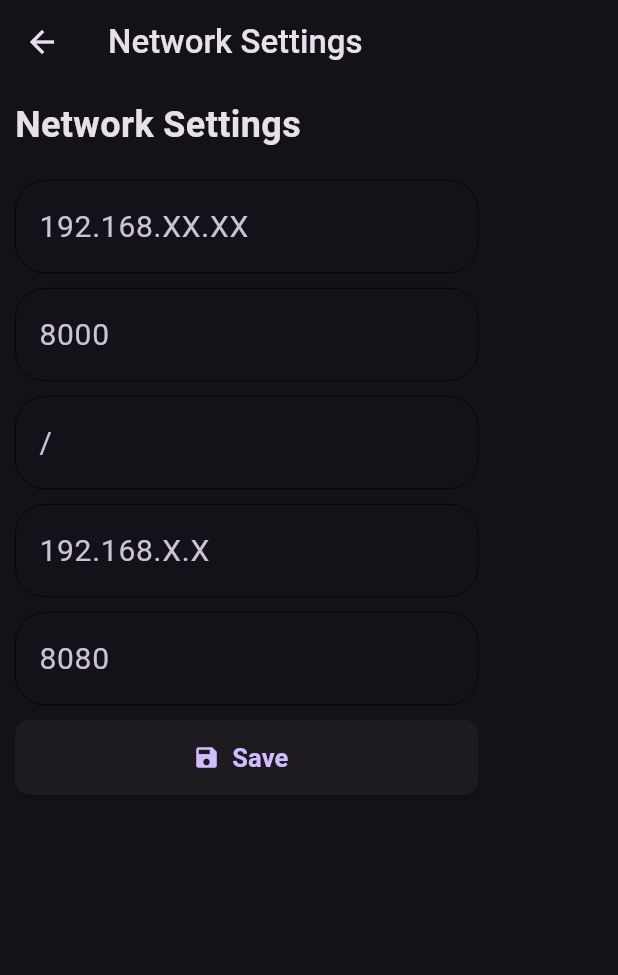
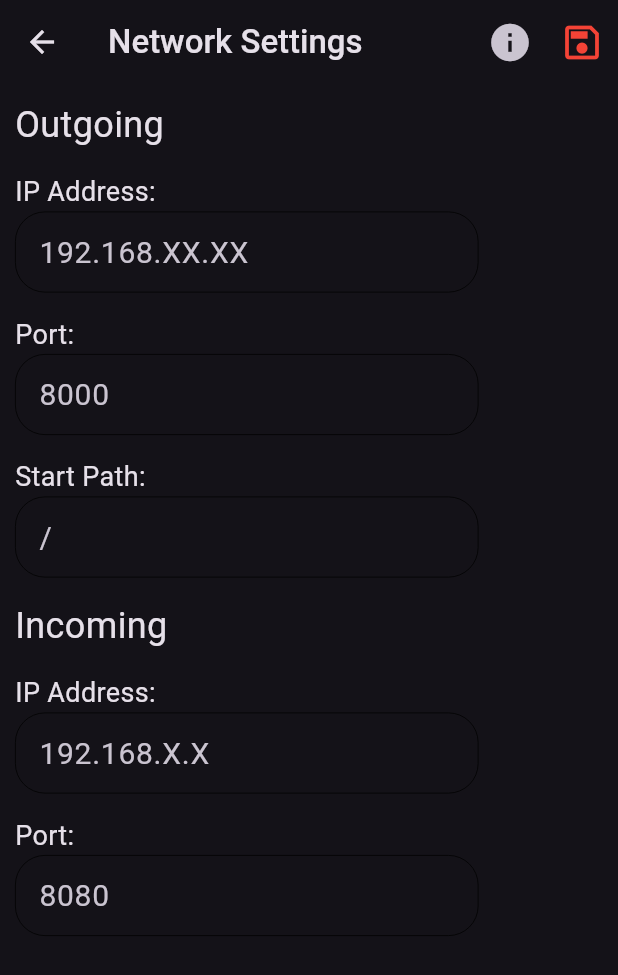
Before and after one commit to vaibhav-init/laser_slides_flutter, a Flutter app: the SettingsView screen opened by its route, on a phone screen of 412 x 824 dp. Shown: the top 975 px of the screen. Run offline on Flutter 3.47's test engine with Material 3 defaults, Android fonts, the phone set to English and light mode, and no system bars; our stand-ins replace connectivity_plus, flutter_riverpod, reorderable_grid_view, shared_preferences, sqflite; missing offline and left inert: osc; accounts and stored records are empty.

Commit message:
network setting notifiers created

```diff
--- a/lib/common/utils.dart
+++ b/lib/common/utils.dart
@@ -1,6 +1,6 @@
 import 'package:flutter/material.dart';
 
-void showScaffold(BuildContext context, String message) {
+void showSnackBar(BuildContext context, String message) {
   ScaffoldMessenger.of(context).showSnackBar(
     SnackBar(
       content: Text(message),
--- a/lib/common/widgets/custom_textfield.dart
+++ b/lib/common/widgets/custom_textfield.dart
@@ -15,7 +15,7 @@ class CustomTextField extends StatelessWidget {
   @override
   Widget build(BuildContext context) {
     double screenWidth = MediaQuery.of(context).size.width;
-    double textFieldWidth = 0.75 * screenWidth; // 0.75% of screen width
+    double textFieldWidth = 0.75 * screenWidth;
 
     return SizedBox(
       width: textFieldWidth,
@@ -29,6 +29,8 @@ class CustomTextField extends StatelessWidget {
           hintStyle: const TextStyle(
             fontSize: 20,
           ),
+          contentPadding:
+              const EdgeInsets.symmetric(vertical: 12, horizontal: 12),
           enabledBorder: OutlineInputBorder(
             borderSide: const BorderSide(
               width: 0.5,
--- a/lib/main.dart
+++ b/lib/main.dart
@@ -20,6 +20,7 @@ class LaserSlides extends ConsumerWidget {
   Widget build(BuildContext context, WidgetRef ref) {
     var darkMode = ref.watch(darkModeProvider);
     return MaterialApp(
+        debugShowCheckedModeBanner: false,
         theme: ThemeData(
           fontFamily: 'Ubuntu',
           useMaterial3: true,
--- a/lib/views/add_button_view.dart
+++ b/lib/views/add_button_view.dart
@@ -118,7 +118,7 @@ class _AddButtonViewState extends State<AddEditButtonView> {
                     // ignore: use_build_context_synchronously
                     Navigator.pop(context);
                   } else {
-                    showScaffold(
+                    showSnackBar(
                       context,
                       "Label and Button Pressed OSC can't be empty",
                     );
--- a/lib/views/settings_view.dart
+++ b/lib/views/settings_view.dart
@@ -1,8 +1,16 @@
+// ignore_for_file: use_build_context_synchronously
+
 import 'package:flutter/material.dart';
 import 'package:flutter_riverpod/flutter_riverpod.dart';
-import 'package:laser_slides/common/widgets/custom_button.dart';
+import 'package:laser_slides/common/utils.dart';
 import 'package:laser_slides/common/widgets/custom_textfield.dart';
 import 'package:shared_preferences/shared_preferences.dart';
+
+final outgoingIpAddressProvider = StateProvider<String>((ref) => '');
+final outgoingPortProvider = StateProvider<String>((ref) => '');
+final outgoingStartPathProvider = StateProvider<String>((ref) => '');
+final incomingIpAddressProvider = StateProvider<String>((ref) => '');
+final incomingPortProvider = StateProvider<String>((ref) => '');
 
 class SettingsView extends ConsumerStatefulWidget {
   const SettingsView({super.key});
@@ -52,6 +60,13 @@ class _SettingsViewState extends ConsumerState<SettingsView> {
     prefs.setString('outgoingStartPath', outgoingStartPath.text);
     prefs.setString('incomingIpAddress', incomingIpAddress.text);
     prefs.setString('incomingPort', incomingPort.text);
+    ref.read(outgoingIpAddressProvider.notifier).state = outgoingIpAddress.text;
+    ref.read(outgoingPortProvider.notifier).state = outgoingPort.text;
+    ref.read(outgoingStartPathProvider.notifier).state = outgoingStartPath.text;
+    ref.read(incomingIpAddressProvider.notifier).state = incomingIpAddress.text;
+    ref.read(incomingPortProvider.notifier).state = incomingPort.text;
+
+    showSnackBar(context, 'Network Settings Saved!');
   }
 
   @override
@@ -64,6 +79,23 @@ class _SettingsViewState extends ConsumerState<SettingsView> {
             fontWeight: FontWeight.w500,
           ),
         ),
+        actions: [
+          IconButton(
+            onPressed: saveSettings,
+            icon: const Icon(
+              Icons.info,
+              size: 30,
+            ),
+          ),
+          IconButton(
+            onPressed: saveSettings,
+            icon: const Icon(
+              Icons.save_outlined,
+              size: 30,
+              color: Colors.red,
+            ),
+          )
+        ],
       ),
       body: Padding(
         padding: const EdgeInsets.all(10.0),
@@ -71,52 +103,64 @@ class _SettingsViewState extends ConsumerState<SettingsView> {
           child: Column(
             crossAxisAlignment: CrossAxisAlignment.start,
             children: [
-              //network settings
               const Text(
-                'Network Settings',
-                style: TextStyle(
-                  fontWeight: FontWeight.bold,
-                  fontSize: 24,
-                ),
+                'Outgoing',
+                style: TextStyle(fontSize: 24),
               ),
-              const SizedBox(height: 20),
+              const SizedBox(height: 15),
+              const Text(
+                'IP Address:',
+                style: TextStyle(fontSize: 18),
+              ),
               CustomTextField(
                 controller: outgoingIpAddress,
                 hintText: '192.168.XX.XX',
                 keyboardType: TextInputType.text,
               ),
-              const SizedBox(height: 10),
+              const SizedBox(height: 15),
+              const Text(
+                'Port:',
+                style: TextStyle(fontSize: 18),
+              ),
               CustomTextField(
                 controller: outgoingPort,
                 hintText: '8000',
                 keyboardType: TextInputType.number,
               ),
-              const SizedBox(height: 10),
-
+              const SizedBox(height: 15),
+              const Text(
+                'Start Path:',
+                style: TextStyle(fontSize: 18),
+              ),
               CustomTextField(
                 controller: outgoingStartPath,
                 hintText: '/',
                 keyboardType: TextInputType.text,
               ),
-              const SizedBox(height: 10),
-
-              //checkbox (listen to incoming messages )
+              const SizedBox(height: 15),
+              const Text(
+                'Incoming',
+                style: TextStyle(fontSize: 24),
+              ),
+              const SizedBox(height: 15),
+              const Text(
+                'IP Address:',
+                style: TextStyle(fontSize: 18),
+              ),
               CustomTextField(
                 controller: incomingIpAddress,
                 hintText: '192.168.X.X',
                 keyboardType: TextInputType.text,
               ),
-              const SizedBox(height: 10),
-
+              const SizedBox(height: 15),
+              const Text(
+                'Port:',
+                style: TextStyle(fontSize: 18),
+              ),
               CustomTextField(
                 controller: incomingPort,
                 hintText: '8080',
                 keyboardType: TextInputType.number,
-              ),
-              const SizedBox(height: 10),
-              CustomButton(
-                function: () => saveSettings(),
-                textToUse: 'Save',
               ),
             ],
           ),
```
